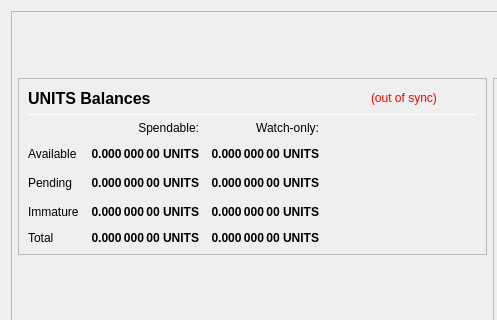
Above: src/qt/forms/overviewpage.ui from AtomicLemon/UNITS before the change; both pictures show x 0 to 497 and y 0 to 320 of the 978 by 841 pixel window. Below: the same form after it.
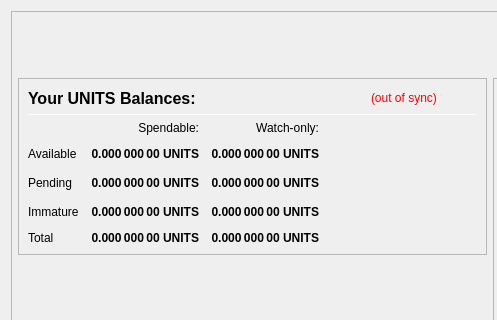
That is the form after the change.

Diff of the .ui file:
```diff
--- a/src/qt/forms/overviewpage.ui
+++ b/src/qt/forms/overviewpage.ui
@@ -193,7 +193,7 @@
                        </font>
                       </property>
                       <property name="text">
-                       <string>UNITS Balances</string>
+                       <string>Your UNITS Balances:</string>
                       </property>
                      </widget>
                     </item>
```
